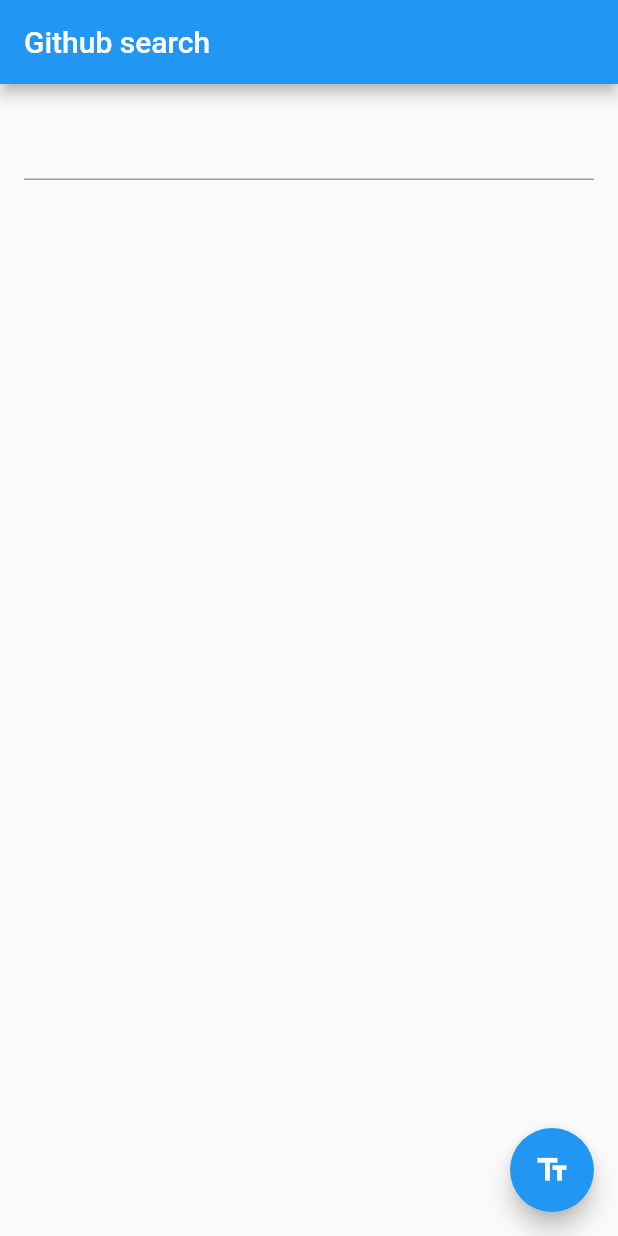
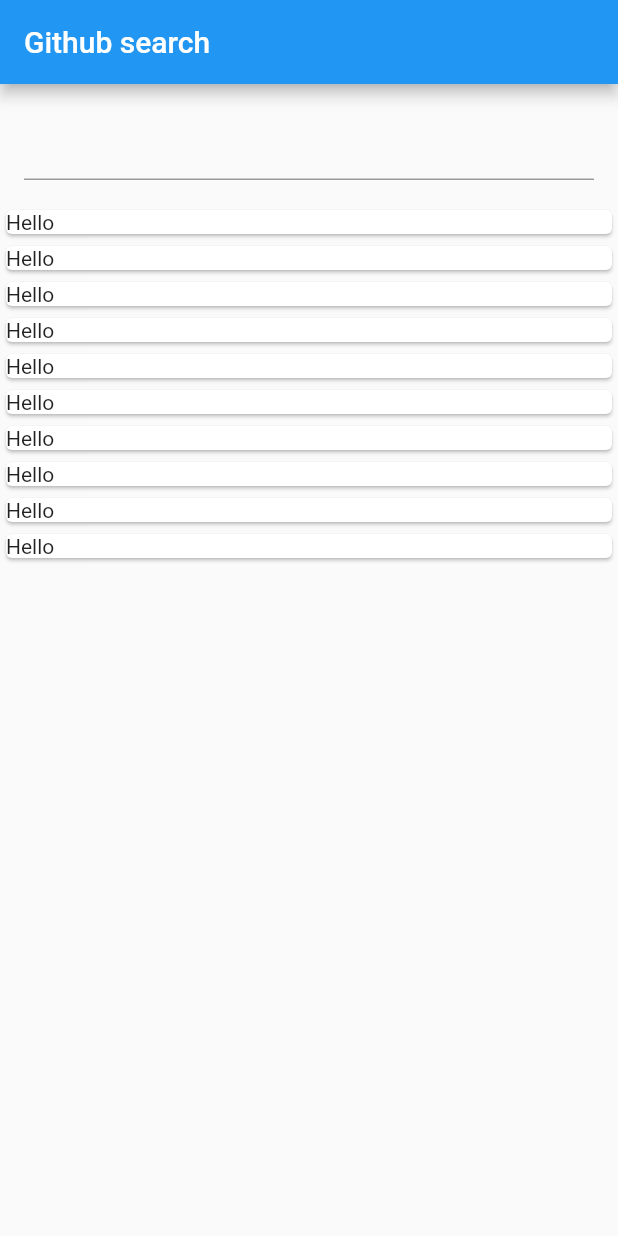
Before and after one commit to prithvibhola/helloFlutter, a Flutter app: the screen it shows after launch, on a phone screen of 412 x 824 dp. Run offline on Flutter 3.47's test engine with Material 2 defaults, Android fonts, the phone set to English and light mode, and no system bars.

Commit message:
ListView added for Github usres

```diff
--- a/lib/main.dart
+++ b/lib/main.dart
@@ -26,34 +26,24 @@ class _MyHomePageState extends State<MyHomePage> {
   @override
   Widget build(BuildContext context) {
     return Scaffold(
-      appBar: AppBar(
-        title: Text('Github search'),
-      ),
-      body: Padding(
-        padding: const EdgeInsets.all(16.0),
-        child: TextField(
-          controller: myController,
+        appBar: AppBar(
+          title: Text('Github search'),
         ),
-      ),
-      floatingActionButton: FloatingActionButton(
-        // When the user presses the button, show an alert dialog with the
-        // text the user has typed into our text field.
-        onPressed: () {
-          return showDialog(
-            context: context,
-            builder: (context) {
-              return AlertDialog(
-                // Retrieve the text the user has typed in using our
-                // TextEditingController
-                content: Text(myController.text),
-              );
-            },
-          );
-        },
-        tooltip: 'Show me the value!',
-        child: Icon(Icons.text_fields),
-      ),
-    );
+        body: Column(
+          children: <Widget>[
+            Padding(
+                padding: const EdgeInsets.all(16.0),
+                child: TextField(
+                  controller: myController,
+                )),
+            new Expanded(
+                child: ListView.builder(
+                    itemCount: 10,
+                    itemBuilder: (BuildContext ctxt, int index) {
+                      return Card(child: Text("Hello"));
+                    }))
+          ],
+        ));
   }
 
   @override
```
